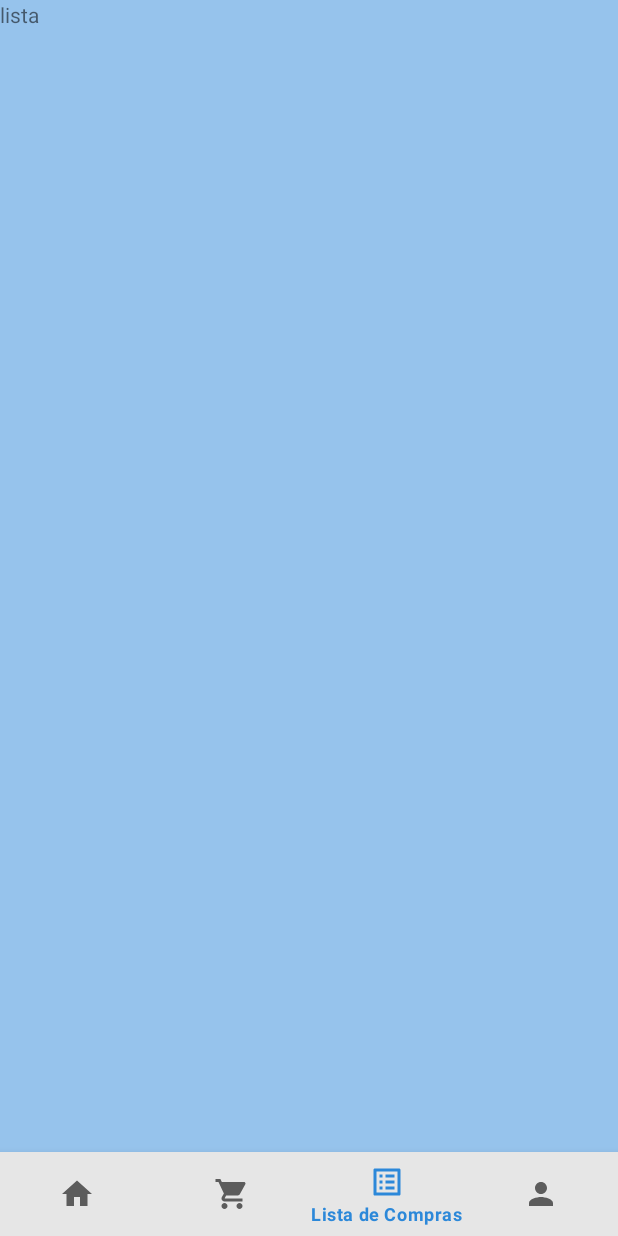
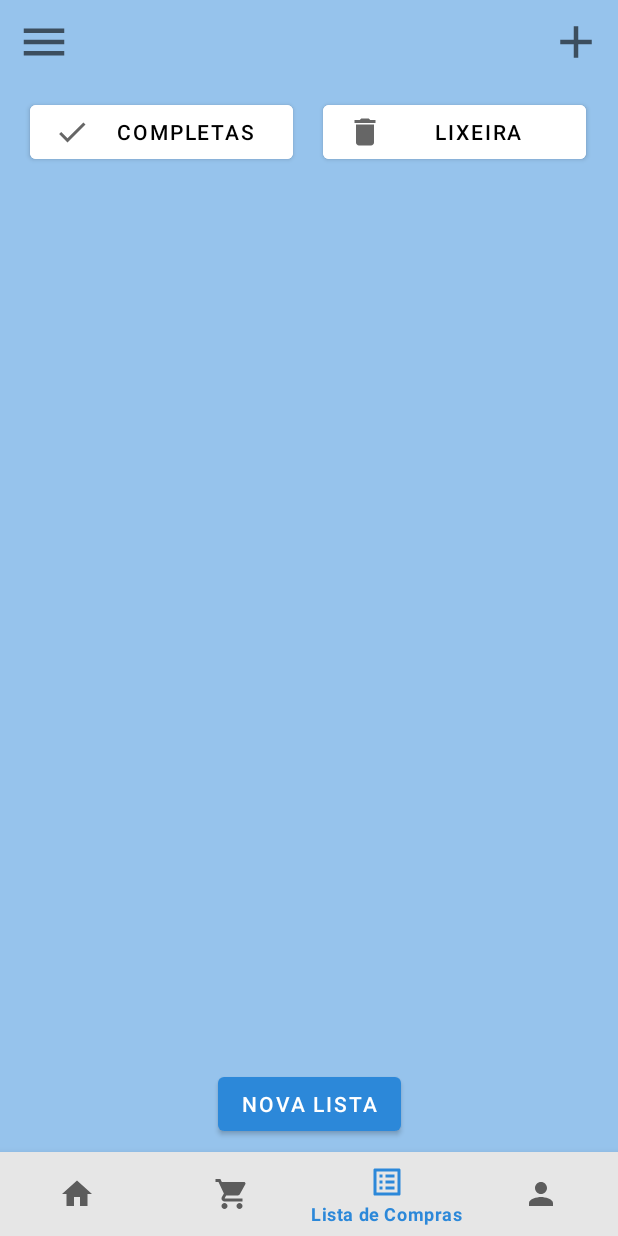
Before and after one commit to mattolivr/Mercapli, an Android app: the ListaFragment screen opened through its navigation route, on a phone screen of 412 x 824 dp. Run offline under Robolectric (Android 15) with nearby library versions, the phone set to English and light mode, and no system bars; our stand-ins replace navigation-ui.

Commit message:
Criação do Layout da Fragment_Lista

```diff
--- /dev/null
+++ b/app/src/main/res/drawable/ic_check.xml
@@ -0,0 +1,10 @@
+<vector xmlns:android="http://schemas.android.com/apk/res/android"
+    android:width="24dp"
+    android:height="24dp"
+    android:viewportWidth="24"
+    android:viewportHeight="24"
+    android:tint="?attr/colorControlNormal">
+  <path
+      android:fillColor="@android:color/white"
+      android:pathData="M9,16.17L4.83,12l-1.42,1.41L9,19 21,7l-1.41,-1.41z"/>
+</vector>
--- /dev/null
+++ b/app/src/main/res/drawable/ic_delete.xml
@@ -0,0 +1,10 @@
+<vector xmlns:android="http://schemas.android.com/apk/res/android"
+    android:width="24dp"
+    android:height="24dp"
+    android:viewportWidth="24"
+    android:viewportHeight="24"
+    android:tint="?attr/colorControlNormal">
+  <path
+      android:fillColor="@android:color/white"
+      android:pathData="M6,19c0,1.1 0.9,2 2,2h8c1.1,0 2,-0.9 2,-2V7H6v12zM19,4h-3.5l-1,-1h-5l-1,1H5v2h14V4z"/>
+</vector>
--- a/app/src/main/res/layout/fragment_dashboard.xml
+++ b/app/src/main/res/layout/fragment_dashboard.xml
@@ -18,7 +18,9 @@
             <LinearLayout
                 android:layout_width="match_parent"
                 android:layout_height="wrap_content"
+                android:layout_marginLeft="9dp"
                 android:layout_marginTop="8dp"
+                android:layout_marginRight="8dp"
                 android:orientation="horizontal">
 
                 <ImageButton
--- a/app/src/main/res/layout/fragment_lista.xml
+++ b/app/src/main/res/layout/fragment_lista.xml
@@ -1,14 +1,101 @@
 <?xml version="1.0" encoding="utf-8"?>
-<FrameLayout xmlns:android="http://schemas.android.com/apk/res/android"
+<androidx.constraintlayout.widget.ConstraintLayout xmlns:android="http://schemas.android.com/apk/res/android"
+    xmlns:app="http://schemas.android.com/apk/res-auto"
     xmlns:tools="http://schemas.android.com/tools"
     android:layout_width="match_parent"
     android:layout_height="match_parent"
     tools:context=".ListaFragment">
 
-    <!-- TODO: Update blank fragment layout -->
-    <TextView
+    <ScrollView
         android:layout_width="match_parent"
-        android:layout_height="match_parent"
-        android:text="lista" />
+        android:layout_height="match_parent">
 
-</FrameLayout>
+        <LinearLayout
+            android:layout_width="match_parent"
+            android:layout_height="wrap_content"
+            android:orientation="vertical">
+
+            <LinearLayout
+                android:layout_width="match_parent"
+                android:layout_height="match_parent"
+                android:layout_marginLeft="9dp"
+                android:layout_marginTop="8dp"
+                android:layout_marginRight="8dp"
+                android:orientation="horizontal">
+
+                <ImageButton
+                    android:id="@+id/imageButton7"
+                    android:layout_width="40dp"
+                    android:layout_height="40dp"
+                    android:layout_weight="0"
+                    android:background="@null"
+                    android:padding="2dp"
+                    android:scaleType="fitCenter"
+                    android:src="@drawable/ic_menu" />
+
+                <TextView
+                    android:id="@+id/textView10"
+                    android:layout_width="wrap_content"
+                    android:layout_height="match_parent"
+                    android:layout_weight="1" />
+
+                <ImageButton
+                    android:id="@+id/imageButton8"
+                    android:layout_width="40dp"
+                    android:layout_height="40dp"
+                    android:layout_weight="0"
+                    android:background="@null"
+                    android:padding="2dp"
+                    android:scaleType="fitCenter"
+                    android:src="@drawable/ic_new" />
+            </LinearLayout>
+
+            <androidx.gridlayout.widget.GridLayout
+                android:layout_width="match_parent"
+                android:layout_height="match_parent"
+                android:layout_marginTop="16dp">
+
+                <Button
+                    android:id="@+id/button5"
+                    android:layout_width="175dp"
+                    android:layout_height="wrap_content"
+                    android:layout_marginLeft="20dp"
+                    android:backgroundTint="@color/white"
+                    android:drawableLeft="@drawable/ic_check"
+                    android:gravity="center"
+                    android:text="Completas"
+                    android:textColor="@color/black" />
+
+                <Button
+                    android:id="@+id/button6"
+                    android:layout_width="175dp"
+                    android:layout_height="wrap_content"
+                    android:layout_marginLeft="20dp"
+                    android:backgroundTint="@color/white"
+                    android:drawableLeft="@drawable/ic_delete"
+                    android:gravity="center"
+                    android:text="Lixeira"
+                    android:textColor="@color/black" />
+            </androidx.gridlayout.widget.GridLayout>
+
+            <androidx.recyclerview.widget.RecyclerView
+                android:layout_width="match_parent"
+                android:layout_height="match_parent"
+                android:layout_marginLeft="16dp"
+                android:layout_marginTop="8dp"
+                android:layout_marginRight="16dp"
+                android:background="@color/white" />
+
+        </LinearLayout>
+    </ScrollView>
+
+    <Button
+        android:id="@+id/button7"
+        android:layout_width="wrap_content"
+        android:layout_height="wrap_content"
+        android:layout_marginBottom="8dp"
+        android:text="Nova Lista"
+        app:layout_constraintBottom_toBottomOf="parent"
+        app:layout_constraintEnd_toEndOf="parent"
+        app:layout_constraintStart_toStartOf="parent" />
+</androidx.constraintlayout.widget.ConstraintLayout>
--- a/app/src/main/res/layout/fragment_user.xml
+++ b/app/src/main/res/layout/fragment_user.xml
@@ -133,7 +133,6 @@
                     android:layout_marginTop="8dp"
                     android:layout_marginEnd="16dp"
                     android:layout_marginBottom="8dp"
-                    android:backgroundTint="#2196F3"
                     android:text="Alterar Meta"
                     app:layout_constraintBottom_toBottomOf="parent"
                     app:layout_constraintEnd_toEndOf="parent"
```
